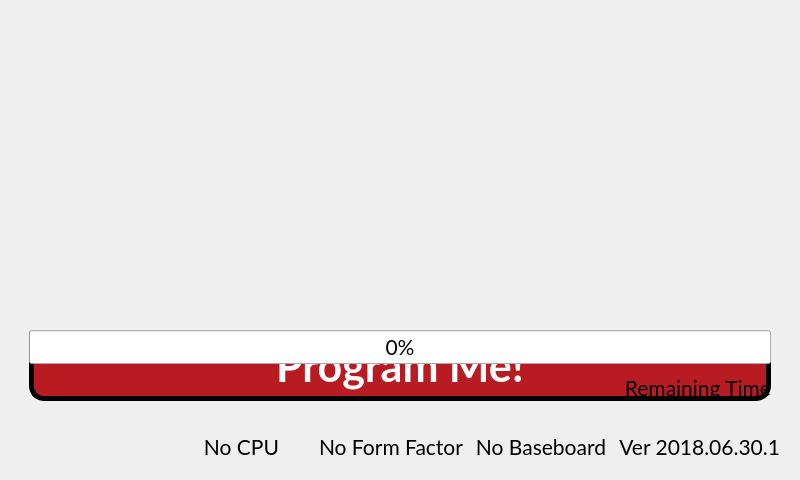
TechNexion-customization/rescue-loader, file tsl/installer_landscape.ui: the form before one commit.
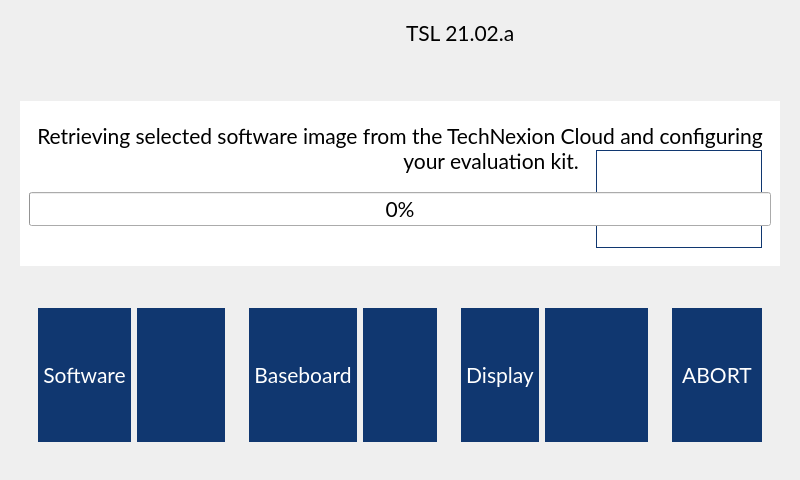
The form after the commit. Icons and pictures are not drawn. Custom widgets are drawn as their Qt base class.

```diff
--- a/tsl/installer_landscape.ui
+++ b/tsl/installer_landscape.ui
@@ -25,8 +25,8 @@
   <layout class="QGridLayout" name="gridLayoutMain">
    <item row="0" column="0" colspan="5">
     <widget class="QWidget" name="tabTitle" native="true">
-     <layout class="QGridLayout" name="GridLayoutTitle">
-      <item row="0" column="0" colspan="2">
+     <layout class="QGridLayout" name="gridLayoutTitle">
+      <item row="0" column="0" rowspan="2" colspan="3">
        <widget class="QLabel" name="lblLogo">
         <property name="styleSheet">
          <string notr="true">background: transparent</string>
@@ -36,76 +36,33 @@
         </property>
        </widget>
       </item>
-      <item row="0" column="2">
+      <item row="0" column="3" rowspan="2">
        <widget class="QFrame" name="frameEmpty">
         <property name="frameShape">
          <enum>QFrame::NoFrame</enum>
         </property>
        </widget>
       </item>
-      <item row="0" column="3" colspan="3">
-       <widget class="QListWidget" name="lstWgtSelection">
-        <property name="layoutDirection">
-         <enum>Qt::RightToLeft</enum>
+      <item row="0" column="4" colspan="4">
+       <widget class="QLabel" name="lblVersion">
+        <property name="text">
+         <string>TSL 21.02.a</string>
         </property>
-        <property name="styleSheet">
-         <string notr="true">background: transparent</string>
-        </property>
-        <property name="frameShape">
-         <enum>QFrame::NoFrame</enum>
-        </property>
-        <property name="editTriggers">
-         <set>QAbstractItemView::NoEditTriggers</set>
-        </property>
-        <property name="showDropIndicator" stdset="0">
-         <bool>false</bool>
-        </property>
-        <property name="dragDropMode">
-         <enum>QAbstractItemView::NoDragDrop</enum>
-        </property>
-        <property name="iconSize">
-         <size>
-          <width>100</width>
-          <height>100</height>
-         </size>
-        </property>
-        <property name="movement">
-         <enum>QListView::Static</enum>
-        </property>
-        <property name="viewMode">
-         <enum>QListView::IconMode</enum>
-        </property>
-        <property name="uniformItemSizes">
-         <bool>true</bool>
-        </property>
-        <property name="sortingEnabled">
-         <bool>false</bool>
-        </property>
        </widget>
       </item>
-     </layout>
-    </widget>
-   </item>
-   <item row="1" column="0" colspan="5">
-    <widget class="QWidget" name="tabSpace" native="true">
-     <layout class="QHBoxLayout" name="hboxLayoutSpace">
-      <item>
-       <widget class="QFrame" name="frameSpace">
-        <property name="frameShape">
-         <enum>QFrame::NoFrame</enum>
-        </property>
-       </widget>
-      </item>
+      <item row="1" column="4" colspan="4">
+       <widget class="QLabel" name="lblCloud"/>
+      </item>
      </layout>
     </widget>
    </item>
-   <item row="2" column="0" rowspan="3" colspan="5">
+   <item row="1" column="0" rowspan="4" colspan="5">
     <widget class="QWidget" name="tabBoard" native="true">
      <layout class="QGridLayout" name="gridLayoutBoard">
       <item row="0" column="0">
        <widget class="QListWidget" name="lstWgtBoard">
         <property name="styleSheet">
-         <string notr="true">background: transparent</string>
+         <string notr="true">background: white</string>
         </property>
         <property name="frameShape">
          <enum>QFrame::NoFrame</enum>
@@ -142,13 +99,13 @@
      </layout>
     </widget>
    </item>
-   <item row="2" column="0" rowspan="3" colspan="5">
+   <item row="1" column="0" rowspan="4" colspan="5">
     <widget class="QWidget" name="tabStorage" native="true">
      <layout class="QGridLayout" name="gridLayoutStorage">
       <item row="0" column="0">
        <widget class="QListWidget" name="lstWgtStorage">
         <property name="styleSheet">
-         <string notr="true">background: transparent</string>
+         <string notr="true">background: white</string>
         </property>
         <property name="frameShape">
          <enum>QFrame::NoFrame</enum>
@@ -185,13 +142,13 @@
      </layout>
     </widget>
    </item>
-   <item row="2" column="0" rowspan="3" colspan="5">
+   <item row="1" column="0" rowspan="4" colspan="5">
     <widget class="QWidget" name="tabOS" native="true">
      <layout class="QGridLayout" name="gridLayoutOS">
       <item row="0" column="0">
        <widget class="QListWidget" name="lstWgtOS">
         <property name="styleSheet">
-         <string notr="true">background: transparent</string>
+         <string notr="true">background: white</string>
         </property>
         <property name="frameShape">
          <enum>QFrame::NoFrame</enum>
@@ -228,13 +185,13 @@
      </layout>
     </widget>
    </item>
-   <item row="2" column="0" rowspan="3" colspan="5">
+   <item row="1" column="0" rowspan="4" colspan="5">
     <widget class="QWidget" name="tabDisplay" native="true">
      <layout class="QGridLayout" name="gridLayoutDisplay">
       <item row="0" column="0">
        <widget class="QListWidget" name="lstWgtDisplay">
         <property name="styleSheet">
-         <string notr="true">background: transparent</string>
+         <string notr="true">background: white</string>
         </property>
         <property name="frameShape">
          <enum>QFrame::NoFrame</enum>
@@ -271,19 +228,33 @@
      </layout>
     </widget>
    </item>
-   <item row="2" column="0" rowspan="3" colspan="5">
+   <item row="1" column="0" rowspan="4" colspan="5">
     <widget class="QWidget" name="tabInstall" native="true">
      <layout class="QGridLayout" name="gridLayoutInstall">
-      <item row="0" column="0" rowspan="4" colspan="5">
+      <item row="0" column="0">
        <widget class="QWidget" name="wgtOutput" native="true">
-        <layout class="QHBoxLayout" name="hboxLayoutOutput">
+        <layout class="QGridLayout" name="gridLayoutOutput">
+         <item row="0" column="0" colspan="3">
+          <widget class="QWidget" name="wgtGroupOutput" native="true">
+           <property name="styleSheet">
+            <string notr="true">background: white</string>
+           </property>
+           <layout class="QHBoxLayout" name="hboxLayoutGroupOutput">
          <item>
           <widget class="QWidget" name="vbOS" native="true">
            <layout class="QVBoxLayout" name="vboxLayoutOS">
             <item>
-             <widget class="QLabel" name="lblOS">
-              <property name="alignment">
-               <set>Qt::AlignCenter</set>
+                <widget class="QPushButton" name="lblOS">
+                 <property name="sizePolicy">
+                  <sizepolicy hsizetype="Minimum" vsizetype="Expanding">
+                   <horstretch>0</horstretch>
+                   <verstretch>0</verstretch>
+                  </sizepolicy>
+                 </property>
+                 <property name="styleSheet">
+                  <string notr="true">background-color: rgb(255, 255, 255); color: white;
+                                              border-style:solid; border-width:1px; border-color:rgb(255, 255, 255);
+                                            </string>
               </property>
              </widget>
             </item>
@@ -301,9 +272,17 @@
           <widget class="QWidget" name="vbBoard" native="true">
            <layout class="QVBoxLayout" name="vboxLayoutBoard">
             <item>
-             <widget class="QLabel" name="lblBoard">
-              <property name="alignment">
-               <set>Qt::AlignCenter</set>
+                <widget class="QPushButton" name="lblBoard">
+                 <property name="sizePolicy">
+                  <sizepolicy hsizetype="Minimum" vsizetype="Expanding">
+                   <horstretch>0</horstretch>
+                   <verstretch>0</verstretch>
+                  </sizepolicy>
+                 </property>
+                 <property name="styleSheet">
+                  <string notr="true">background-color: rgb(255, 255, 255); color: white;
+                                              border-style:solid; border-width:1px; border-color:rgb(255, 255, 255);
+                                            </string>
               </property>
              </widget>
             </item>
@@ -321,9 +300,17 @@
           <widget class="QWidget" name="vbDisplay" native="true">
            <layout class="QVBoxLayout" name="vboxLayoutDisplay">
             <item>
-             <widget class="QLabel" name="lblDisplay">
-              <property name="alignment">
-               <set>Qt::AlignCenter</set>
+                <widget class="QPushButton" name="lblDisplay">
+                 <property name="sizePolicy">
+                  <sizepolicy hsizetype="Minimum" vsizetype="Expanding">
+                   <horstretch>0</horstretch>
+                   <verstretch>0</verstretch>
+                  </sizepolicy>
+                 </property>
+                 <property name="styleSheet">
+                  <string notr="true">background-color: rgb(255, 255, 255); color: white;
+                                              border-style:solid; border-width:1px; border-color:rgb(255, 255, 255);
+                                            </string>
               </property>
              </widget>
             </item>
@@ -337,17 +324,10 @@
            </layout>
           </widget>
          </item>
-         <item>
-          <widget class="QLabel" name="lblArrow">
-           <property name="pixmap">
-            <pixmap resource="resource.qrc">:/res/images/tn_arrow.svg</pixmap>
-           </property>
-           <property name="alignment">
-            <set>Qt::AlignCenter</set>
-           </property>
+           </layout>
           </widget>
          </item>
-         <item>
+         <item row="0" column="4">
           <widget class="QWidget" name="vbStorage" native="true">
            <layout class="QVBoxLayout" name="vboxLayoutStorage">
             <item>
@@ -358,10 +338,17 @@
              </widget>
             </item>
             <item>
-             <widget class="QLabel" name="lblStorageTxt">
-              <property name="alignment">
-               <set>Qt::AlignCenter</set>
+             <widget class="QPushButton" name="lblStorageTxt">
+              <property name="sizePolicy">
+               <sizepolicy hsizetype="Minimum" vsizetype="Expanding">
+                <horstretch>0</horstretch>
+                <verstretch>0</verstretch>
+               </sizepolicy>
               </property>
+              <property name="styleSheet">
+               <string notr="true">background: transparent; color: white; border-style:solid;
+                                        border-width:1px; border-color:rgb(16, 55, 112); padding: 5px</string>
+              </property>
              </widget>
             </item>
            </layout>
@@ -370,35 +357,28 @@
         </layout>
        </widget>
       </item>
-      <item row="4" column="0" colspan="5">
+      <item row="0" column="0">
        <widget class="QWidget" name="wgtProgress" native="true">
-        <layout class="QGridLayout" name="gridayoutProgress">
-         <item row="0" column="0" rowspan="2" colspan="5">
-          <widget class="QPushButton" name="btnFlash">
-           <property name="sizePolicy">
-            <sizepolicy hsizetype="Minimum" vsizetype="Expanding">
-             <horstretch>0</horstretch>
-             <verstretch>0</verstretch>
-            </sizepolicy>
-           </property>
-           <property name="font">
-            <font>
-             <family>Lato</family>
-             <pointsize>32</pointsize>
-             <weight>75</weight>
-             <bold>true</bold>
-            </font>
-           </property>
-           <property name="styleSheet">
-            <string notr="true">background-color: rgb(184, 28, 34); color: white; border-style:outset; border-width:5px; border-radius:15px; border-color:black; padding: 4px;</string>
-           </property>
+        <layout class="QGridLayout" name="gridLayoutProgress">
+         <item row="0" column="0" rowspan="2">
+          <widget class="QLabel" name="lblProgramming">
            <property name="text">
-            <string>Program Me!</string>
+            <string>Retrieving selected software image from the TechNexion Cloud and configuring
+                                  your evaluation kit.</string>
+           </property>
+           <property name="alignment">
+            <set>Qt::AlignCenter</set>
+           </property>
+           <property name="wordWrap">
+            <bool>true</bool>
            </property>
           </widget>
          </item>
-         <item row="0" column="0" colspan="5">
+         <item row="3" column="0">
           <widget class="QProgressBar" name="progressBarStatus">
+           <property name="styleSheet">
+            <string notr="true">color: black</string>
+           </property>
            <property name="value">
             <number>0</number>
            </property>
@@ -407,20 +387,20 @@
            </property>
           </widget>
          </item>
-         <item row="1" column="3" colspan="2">
+         <item row="3" column="0">
           <widget class="QLabel" name="lblRemaining">
-           <property name="text">
-            <string>Remaining Time</string>
+           <property name="styleSheet">
+            <string notr="true">background: transparent; padding: 1px</string>
            </property>
            <property name="alignment">
-            <set>Qt::AlignBottom|Qt::AlignRight|Qt::AlignTrailing</set>
+            <set>Qt::AlignCenter</set>
            </property>
           </widget>
          </item>
-         <item row="1" column="0" colspan="3">
+         <item row="4" column="0">
           <widget class="QLabel" name="lblDownloadFlash">
            <property name="alignment">
-            <set>Qt::AlignBottom|Qt::AlignHCenter</set>
+            <set>Qt::AlignCenter</set>
            </property>
           </widget>
          </item>
@@ -432,22 +412,222 @@
    </item>
    <item row="5" column="0" colspan="5">
     <widget class="QWidget" name="tabFooter" native="true">
-     <layout class="QHBoxLayout" name="hboxLayoutFooter">
-      <item>
-       <widget class="QLabel" name="lblInstruction">
+     <layout class="QGridLayout" name="gridLayoutFooter">
+      <item row="0" column="0">
+       <widget class="QListWidget" name="lstWgtSelection">
+        <property name="layoutDirection">
+         <enum>Qt::RightToLeft</enum>
+        </property>
+        <property name="styleSheet">
+         <string notr="true">background: transparent</string>
+        </property>
+        <property name="frameShape">
+         <enum>QFrame::NoFrame</enum>
+        </property>
+        <property name="editTriggers">
+         <set>QAbstractItemView::NoEditTriggers</set>
+        </property>
+        <property name="showDropIndicator" stdset="0">
+         <bool>false</bool>
+        </property>
+        <property name="dragDropMode">
+         <enum>QAbstractItemView::NoDragDrop</enum>
+        </property>
+        <property name="iconSize">
+         <size>
+          <width>100</width>
+          <height>100</height>
+         </size>
+        </property>
+        <property name="movement">
+         <enum>QListView::Static</enum>
+        </property>
+        <property name="viewMode">
+         <enum>QListView::IconMode</enum>
+        </property>
+        <property name="uniformItemSizes">
+         <bool>true</bool>
+        </property>
+        <property name="sortingEnabled">
+         <bool>false</bool>
+        </property>
+       </widget>
+      </item>
+      <item row="0" column="0">
+       <widget class="QWidget" name="wgtFooterMenu" native="true">
+        <layout class="QGridLayout" name="gridLayoutFooterMenu">
+         <item row="0" column="0">
+          <widget class="QWidget" name="wgtFooterSoftwareMenu" native="true">
+           <layout class="QGridLayout" name="gridLayoutFooterSoftwareMenu">
+            <item row="0" column="0" colspan="2">
+             <widget class="QPushButton" name="btnSelOS">
+              <property name="sizePolicy">
+               <sizepolicy hsizetype="Minimum" vsizetype="Expanding">
+                <horstretch>0</horstretch>
+                <verstretch>0</verstretch>
+               </sizepolicy>
+              </property>
+              <property name="styleSheet">
+               <string notr="true">background-color: rgb(16, 55, 112); color: white;
+                                        border-style:solid; border-width:1px; border-color:rgb(16, 55, 112); padding:
+                                        4px;
+                                      </string>
+              </property>
         <property name="text">
-         <string/>
-        </property>
-        <property name="alignment">
-         <set>Qt::AlignLeading|Qt::AlignLeft|Qt::AlignVCenter</set>
-        </property>
-       </widget>
-      </item>
+               <string>Software</string>
+              </property>
+             </widget>
+            </item>
+            <item row="0" column="2">
+             <widget class="QPushButton" name="btnSelOSIcon">
+              <property name="sizePolicy">
+               <sizepolicy hsizetype="Expanding" vsizetype="Expanding">
+                <horstretch>0</horstretch>
+                <verstretch>0</verstretch>
+               </sizepolicy>
+              </property>
+              <property name="styleSheet">
+               <string notr="true">background-color: rgb(16, 55, 112); color: white;
+                                        border-style:solid; border-width:1px; border-color:rgb(16, 55, 112);
+                                      </string>
+              </property>
+             </widget>
+            </item>
+           </layout>
+          </widget>
+         </item>
+         <item row="0" column="1">
+          <widget class="QWidget" name="wgtFooterDisplayMenu" native="true">
+           <layout class="QGridLayout" name="gridLayoutFooterDisplayMenu">
+            <item row="0" column="0" colspan="2">
+             <widget class="QPushButton" name="btnSelBaseboard">
+              <property name="sizePolicy">
+               <sizepolicy hsizetype="Minimum" vsizetype="Expanding">
+                <horstretch>0</horstretch>
+                <verstretch>0</verstretch>
+               </sizepolicy>
+              </property>
+              <property name="styleSheet">
+               <string notr="true">background-color: rgb(16, 55, 112); color: white;
+                                        border-style:solid; border-width:1px; border-color:rgb(16, 55, 112); padding:
+                                        4px;
+                                      </string>
+              </property>
+              <property name="text">
+               <string>Baseboard</string>
+              </property>
+             </widget>
+            </item>
+            <item row="0" column="2">
+             <widget class="QPushButton" name="btnSelBaseboardIcon">
+              <property name="sizePolicy">
+               <sizepolicy hsizetype="Expanding" vsizetype="Expanding">
+                <horstretch>0</horstretch>
+                <verstretch>0</verstretch>
+               </sizepolicy>
+              </property>
+              <property name="styleSheet">
+               <string notr="true">background-color: rgb(16, 55, 112); color: white;
+                                        border-style:solid; border-width:1px; border-color:rgb(16, 55, 112);
+                                      </string>
+              </property>
+             </widget>
+            </item>
+           </layout>
+          </widget>
+         </item>
+         <item row="0" column="2">
+          <widget class="QWidget" name="wgtFooterBaseboardMenu" native="true">
+           <layout class="QGridLayout" name="gridLayoutFooterBaseboardMenu">
+            <item row="0" column="0" colspan="2">
+             <widget class="QPushButton" name="btnSelDisplay">
+              <property name="sizePolicy">
+               <sizepolicy hsizetype="Minimum" vsizetype="Expanding">
+                <horstretch>0</horstretch>
+                <verstretch>0</verstretch>
+               </sizepolicy>
+              </property>
+              <property name="styleSheet">
+               <string notr="true">background-color: rgb(16, 55, 112); color: white;
+                                        border-style:solid; border-width:1px; border-color:rgb(16, 55, 112); padding:
+                                        4px;
+                                      </string>
+              </property>
+              <property name="text">
+               <string>Display</string>
+              </property>
+             </widget>
+            </item>
+            <item row="0" column="2">
+             <widget class="QPushButton" name="btnSelDisplayIcon">
+              <property name="sizePolicy">
+               <sizepolicy hsizetype="Expanding" vsizetype="Expanding">
+                <horstretch>0</horstretch>
+                <verstretch>0</verstretch>
+               </sizepolicy>
+              </property>
+              <property name="styleSheet">
+               <string notr="true">background-color: rgb(16, 55, 112); color: white;
+                                        border-style:solid; border-width:1px; border-color:rgb(16, 55, 112);
+                                      </string>
+              </property>
+             </widget>
+            </item>
+           </layout>
+          </widget>
+         </item>
+         <item row="0" column="3">
+          <widget class="QWidget" name="wgtFooterButtonMenu" native="true">
+           <layout class="QGridLayout" name="gridLayoutFooterButtonMenu">
+            <item row="0" column="0">
+             <widget class="QPushButton" name="btnFlash">
+              <property name="sizePolicy">
+               <sizepolicy hsizetype="Minimum" vsizetype="Expanding">
+                <horstretch>0</horstretch>
+                <verstretch>0</verstretch>
+               </sizepolicy>
+              </property>
+              <property name="styleSheet">
+               <string notr="true">background-color: rgb(16, 55, 112); color: white;
+                                        border-style:solid; border-width:1px; border-color:rgb(16, 55, 112); padding:
+                                        4px;
+                                      </string>
+              </property>
+              <property name="text">
+               <string>INSTALL</string>
+              </property>
+             </widget>
+            </item>
+            <item row="0" column="0">
+             <widget class="QPushButton" name="btnAbort">
+              <property name="sizePolicy">
+               <sizepolicy hsizetype="Minimum" vsizetype="Expanding">
+                <horstretch>0</horstretch>
+                <verstretch>0</verstretch>
+               </sizepolicy>
+              </property>
+              <property name="styleSheet">
+               <string notr="true">background-color: rgb(16, 55, 112); color: white;
+                                        border-style:solid; border-width:1px; border-color:rgb(16, 55, 112); padding:
+                                        4px;
+                                      </string>
+              </property>
+              <property name="text">
+               <string>ABORT</string>
+              </property>
+             </widget>
+            </item>
+           </layout>
+          </widget>
+         </item>
+        </layout>
+       </widget>
+      </item>
+      <item row="0" column="0">
+       <widget class="QWidget" name="wgtFooterInfo" native="true">
+        <layout class="QHBoxLayout" name="hboxLayoutFooterInfo">
       <item>
        <widget class="QLabel" name="lblCpu">
-        <property name="text">
-         <string>No CPU</string>
-        </property>
         <property name="alignment">
          <set>Qt::AlignCenter</set>
         </property>
@@ -455,9 +635,6 @@
       </item>
       <item>
        <widget class="QLabel" name="lblForm">
-        <property name="text">
-         <string>No Form Factor</string>
-        </property>
         <property name="alignment">
          <set>Qt::AlignCenter</set>
         </property>
@@ -465,22 +642,15 @@
       </item>
       <item>
        <widget class="QLabel" name="lblBaseboard">
-        <property name="text">
-         <string>No Baseboard</string>
-        </property>
         <property name="alignment">
          <set>Qt::AlignCenter</set>
         </property>
        </widget>
       </item>
       <item>
-       <widget class="QLabel" name="lblVersion">
-        <property name="text">
-         <string>Ver 2018.06.30.1</string>
-        </property>
-        <property name="alignment">
-         <set>Qt::AlignRight|Qt::AlignTrailing|Qt::AlignVCenter</set>
-        </property>
+          <widget class="QLabel" name="lblDispConf"/>
+         </item>
+        </layout>
        </widget>
       </item>
      </layout>
```
Left out of the diff: 616 changed lines with no effect on the pictures. Lines whose indentation alone changed are shown as unchanged.
